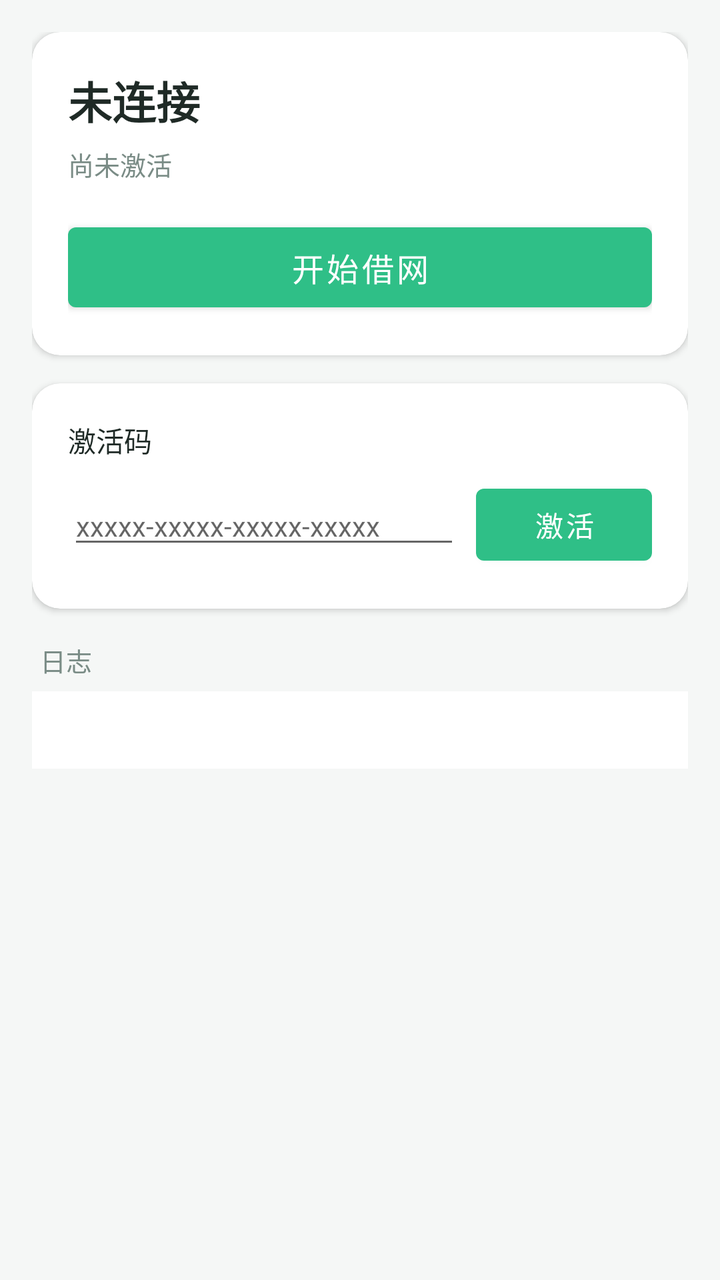
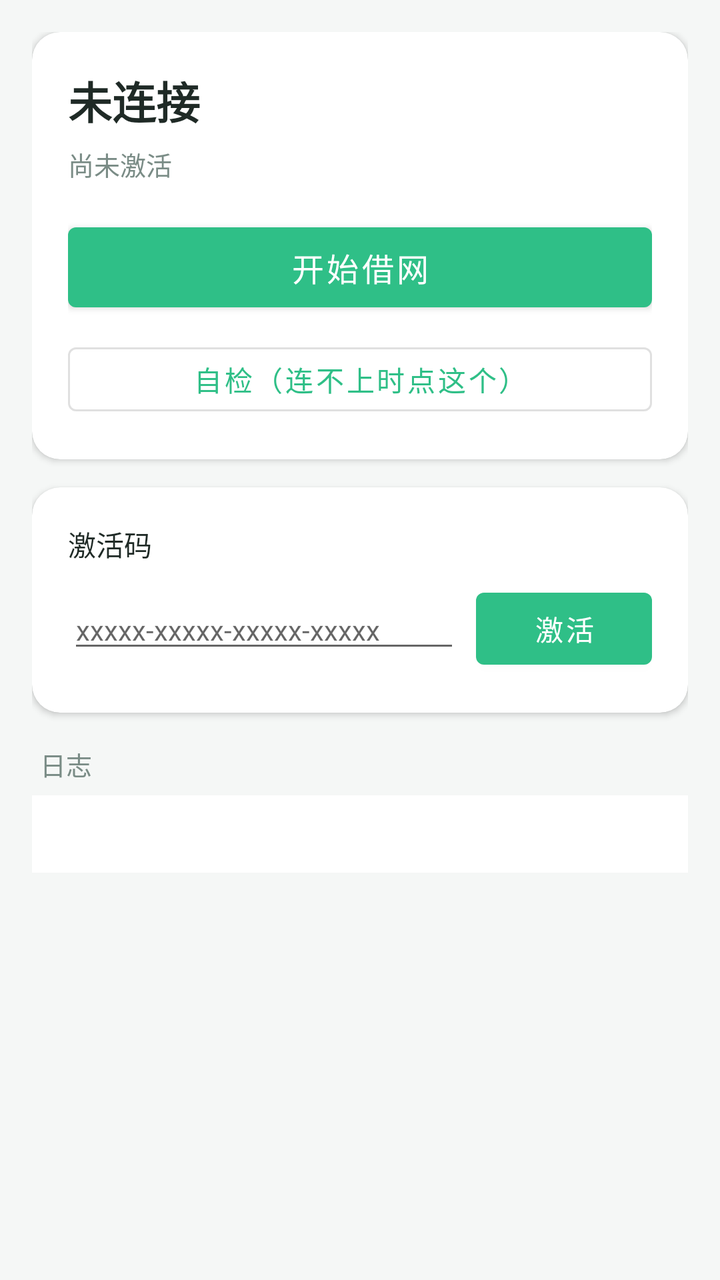

Before-and-after screenshots of an Android layout around one commit, followed by the original layout XML and the change that was made.
<!-- AndroidManifest.xml: application theme Theme.Ferry -->
<!-- res/layout/activity_main.xml -->
<?xml version="1.0" encoding="utf-8"?>
<androidx.constraintlayout.widget.ConstraintLayout xmlns:android="http://schemas.android.com/apk/res/android"
    xmlns:app="http://schemas.android.com/apk/res-auto"
    android:layout_width="match_parent"
    android:layout_height="match_parent"
    android:background="@color/ferry_bg"
    android:padding="16dp">

    
    <com.google.android.material.card.MaterialCardView
        android:id="@+id/cardState"
        android:layout_width="0dp"
        android:layout_height="wrap_content"
        app:cardBackgroundColor="@color/ferry_card"
        app:cardCornerRadius="14dp"
        app:cardElevation="2dp"
        app:layout_constraintEnd_toEndOf="parent"
        app:layout_constraintStart_toStartOf="parent"
        app:layout_constraintTop_toTopOf="parent">

        <LinearLayout
            android:layout_width="match_parent"
            android:layout_height="wrap_content"
            android:orientation="vertical"
            android:padding="18dp">

            <TextView
                android:id="@+id/txtState"
                android:layout_width="match_parent"
                android:layout_height="wrap_content"
                android:text="@string/state_off"
                android:textColor="@color/ferry_text"
                android:textSize="22sp"
                android:textStyle="bold" />

            <TextView
                android:id="@+id/txtDetail"
                android:layout_width="match_parent"
                android:layout_height="wrap_content"
                android:layout_marginTop="6dp"
                android:textColor="@color/ferry_text_muted"
                android:textSize="13sp"
                android:text="尚未激活" />

            <com.google.android.material.button.MaterialButton
                android:id="@+id/btnToggle"
                android:layout_width="match_parent"
                android:layout_height="52dp"
                android:layout_marginTop="16dp"
                android:text="@string/btn_start"
                android:textSize="16sp"
                app:backgroundTint="@color/ferry_accent" />
        </LinearLayout>
    </com.google.android.material.card.MaterialCardView>

    
    <com.google.android.material.card.MaterialCardView
        android:id="@+id/cardActivate"
        android:layout_width="0dp"
        android:layout_height="wrap_content"
        android:layout_marginTop="14dp"
        app:cardBackgroundColor="@color/ferry_card"
        app:cardCornerRadius="14dp"
        app:cardElevation="2dp"
        app:layout_constraintEnd_toEndOf="parent"
        app:layout_constraintStart_toStartOf="parent"
        app:layout_constraintTop_toBottomOf="@id/cardState">

        <LinearLayout
            android:layout_width="match_parent"
            android:layout_height="wrap_content"
            android:orientation="vertical"
            android:padding="18dp">

            <TextView
                android:layout_width="match_parent"
                android:layout_height="wrap_content"
                android:text="@string/label_code"
                android:textColor="@color/ferry_text"
                android:textSize="14sp" />

            <LinearLayout
                android:layout_width="match_parent"
                android:layout_height="wrap_content"
                android:layout_marginTop="8dp"
                android:orientation="horizontal">

                <EditText
                    android:id="@+id/txtCode"
                    android:layout_width="0dp"
                    android:layout_height="wrap_content"
                    android:layout_weight="1"
                    android:hint="xxxxx-xxxxx-xxxxx-xxxxx"
                    android:inputType="text"
                    android:textSize="14sp" />

                <com.google.android.material.button.MaterialButton
                    android:id="@+id/btnActivate"
                    android:layout_width="wrap_content"
                    android:layout_height="wrap_content"
                    android:layout_marginStart="8dp"
                    android:text="@string/btn_activate"
                    app:backgroundTint="@color/ferry_accent" />
            </LinearLayout>
        </LinearLayout>
    </com.google.android.material.card.MaterialCardView>

    
    <TextView
        android:id="@+id/txtLogTitle"
        android:layout_width="wrap_content"
        android:layout_height="wrap_content"
        android:layout_marginStart="4dp"
        android:layout_marginTop="16dp"
        android:text="@string/label_log"
        android:textColor="@color/ferry_text_muted"
        android:textSize="13sp"
        app:layout_constraintStart_toStartOf="parent"
        app:layout_constraintTop_toBottomOf="@id/cardActivate" />

    <ScrollView
        android:id="@+id/scrollLog"
        android:layout_width="0dp"
        android:layout_height="0dp"
        android:layout_marginTop="6dp"
        app:layout_constraintBottom_toBottomOf="parent"
        app:layout_constraintEnd_toEndOf="parent"
        app:layout_constraintStart_toStartOf="parent"
        app:layout_constraintTop_toBottomOf="@id/txtLogTitle">

        <TextView
            android:id="@+id/txtLog"
            android:layout_width="match_parent"
            android:layout_height="wrap_content"
            android:background="@color/ferry_card"
            android:fontFamily="monospace"
            android:padding="12dp"
            android:textColor="@color/ferry_text"
            android:textIsSelectable="true"
            android:textSize="11sp" />
    </ScrollView>

</androidx.constraintlayout.widget.ConstraintLayout>
<!-- resources referenced by this layout -->
<resources>
  <color name="ferry_accent">#2FBF87</color>
  <color name="ferry_bg">#F5F7F6</color>
  <color name="ferry_card">#FFFFFF</color>
  <color name="ferry_text">#1F2A26</color>
  <color name="ferry_text_muted">#7A8C86</color>
  <string name="btn_activate">激活</string>
  <string name="btn_start">开始借网</string>
  <string name="label_code">激活码</string>
  <string name="label_log">日志</string>
  <string name="state_off">未连接</string>
  <style name="Theme.Ferry" parent="Theme.MaterialComponents.DayNight.NoActionBar">
          <item name="colorPrimary">@color/ferry_accent</item>
          <item name="colorPrimaryDark">@color/ferry_accent_dark</item>
          <item name="colorAccent">@color/ferry_accent</item>
          <item name="android:windowBackground">@color/ferry_bg</item>
          <item name="android:statusBarColor">@color/ferry_accent_dark</item>
      </style>
  <color name="ferry_accent_dark">#1E9E6C</color>
</resources>

<!-- the commit's change to res/layout/activity_main.xml (unified diff, before → after) -->
@@ -50,6 +50,15 @@
                 android:text="@string/btn_start"
                 android:textSize="16sp"
                 app:backgroundTint="@color/ferry_accent" />
+
+            <com.google.android.material.button.MaterialButton
+                android:id="@+id/btnSelfCheck"
+                style="@style/Widget.MaterialComponents.Button.OutlinedButton"
+                android:layout_width="match_parent"
+                android:layout_height="44dp"
+                android:layout_marginTop="8dp"
+                android:text="@string/btn_selfcheck"
+                android:textSize="14sp" />
         </LinearLayout>
     </com.google.android.material.card.MaterialCardView>
 
<!-- resource entries referenced after the edit -->
@@ -6,6 +6,7 @@
   <color name="ferry_text">#1F2A26</color>
   <color name="ferry_text_muted">#7A8C86</color>
   <string name="btn_activate">激活</string>
+  <string name="btn_selfcheck">自检（连不上时点这个）</string>
   <string name="btn_start">开始借网</string>
   <string name="label_code">激活码</string>
   <string name="label_log">日志</string>
